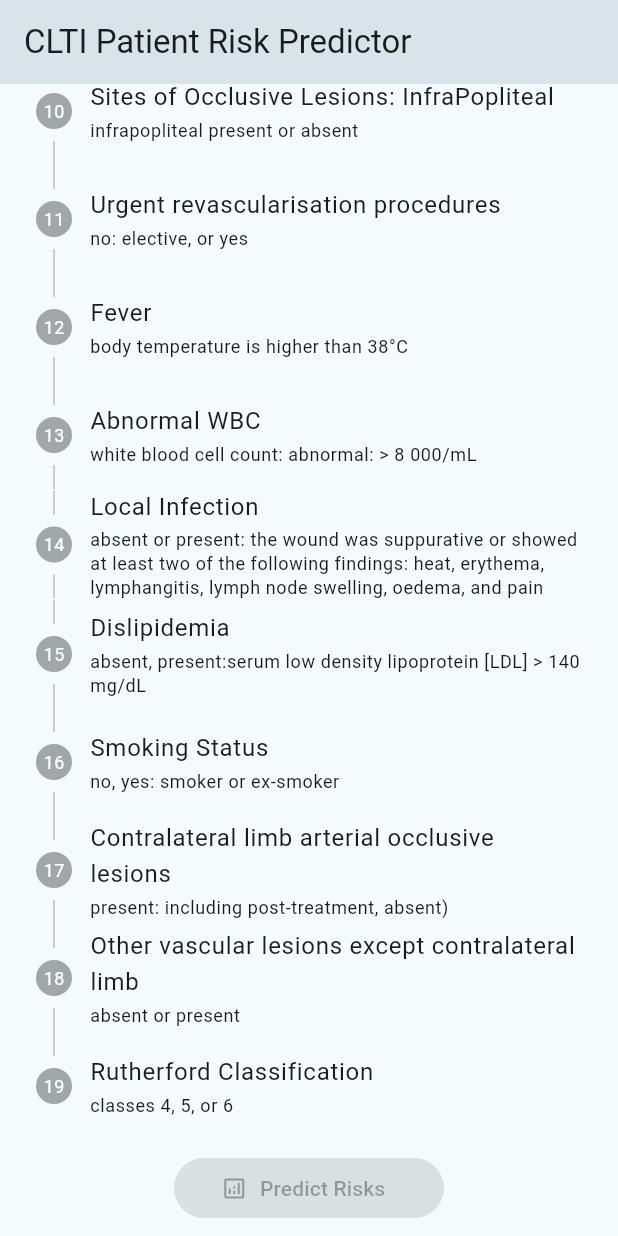
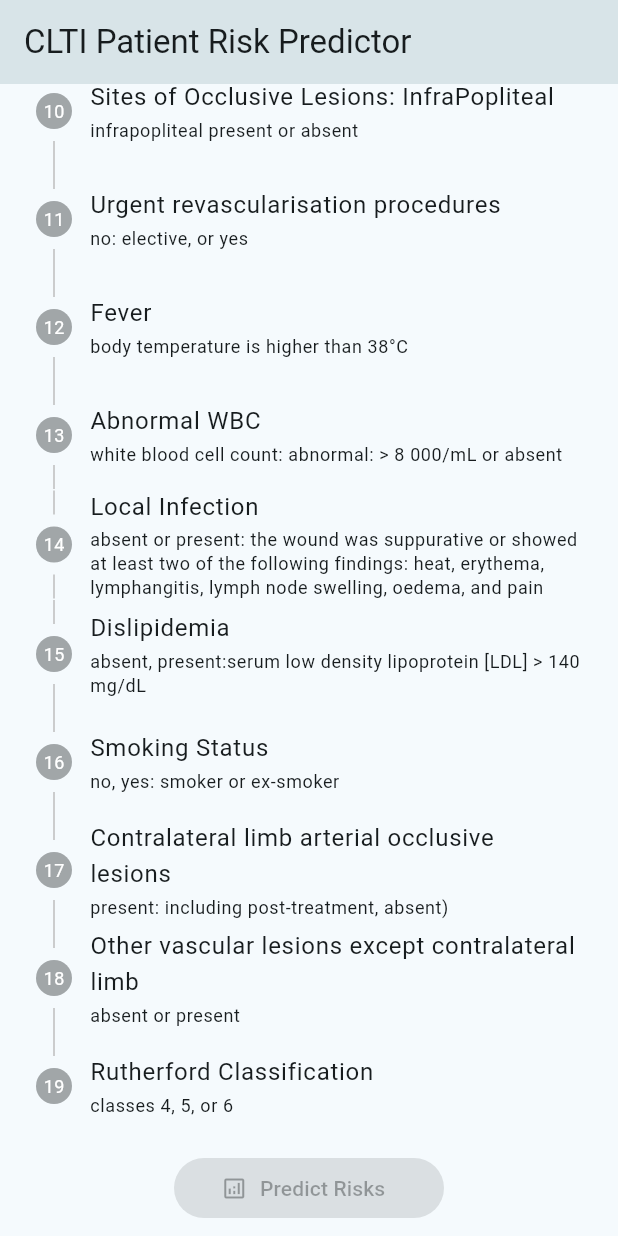
Before and after one commit to studiome/clti_risk, a Flutter app: the screen it shows after launch, scrolled down 1338 dp, on a phone screen of 412 x 824 dp. Run offline on Flutter 3.47's test engine with Material 2 defaults, Android fonts, the phone set to English and light mode, and no system bars.

Commit message:
fix format

```diff
--- a/lib/widgets/patient_data_form.dart
+++ b/lib/widgets/patient_data_form.dart
@@ -401,7 +401,7 @@ class _PatientDataFormState extends State<PatientDataForm> {
                   ),
                   Step(
                     title: const Text(
-                        'Chronic kidney disease(eGFR*: mL/min/1.73m2)'),
+                        'Chronic kidney disease (eGFR*: mL/min/1.73m\u00B2)'),
                     subtitle: const Text(
                         'absent: 60 or higher, G3: 30-59, G4: 15-29, G5: below 15, G5D: below 15 in haemodialysis.\n *eGFR: the estimated glomerular filtration rate'),
                     content: Container(
@@ -578,7 +578,7 @@ class _PatientDataFormState extends State<PatientDataForm> {
                   Step(
                     title: const Text('Abnormal WBC'),
                     subtitle: const Text(
-                        'white blood cell count: abnormal: > 8 000/mL'),
+                        'white blood cell count: abnormal: > 8 000/mL or absent'),
                     content: Container(
                       alignment: Alignment.centerLeft,
                       child: StepContentWithBoolean(
@@ -843,19 +843,19 @@ class _PatientDataFormState extends State<PatientDataForm> {
                                         padding: const EdgeInsets.symmetric(
                                             horizontal: 16.0, vertical: 8.0),
                                         child: SelectableText(
-                                            '2yr Overall Survival: ${(pr.predictedOS * 100.0).toStringAsFixed(0)}%'),
+                                            '2 years Overall Survival (OS): ${(pr.predictedOS * 100.0).toStringAsFixed(0)}%'),
                                       ),
                                       Padding(
                                         padding: const EdgeInsets.symmetric(
                                             horizontal: 16.0, vertical: 8.0),
                                         child: SelectableText(
-                                            '2yr OS Risk: ${pr.osRisk}'),
+                                            '2 years OS Risk: ${pr.osRisk}'),
                                       ),
                                       Padding(
                                         padding: const EdgeInsets.symmetric(
                                             horizontal: 16.0, vertical: 8.0),
                                         child: SelectableText(
-                                            '2yr Amputation Free Survival: ${(pr.predictedAFS * 100.0).toStringAsFixed(0)}%'),
+                                            '2 years Amputation Free Survival: ${(pr.predictedAFS * 100.0).toStringAsFixed(0)}%'),
                                       ),
                                     ],
                                   );
```
